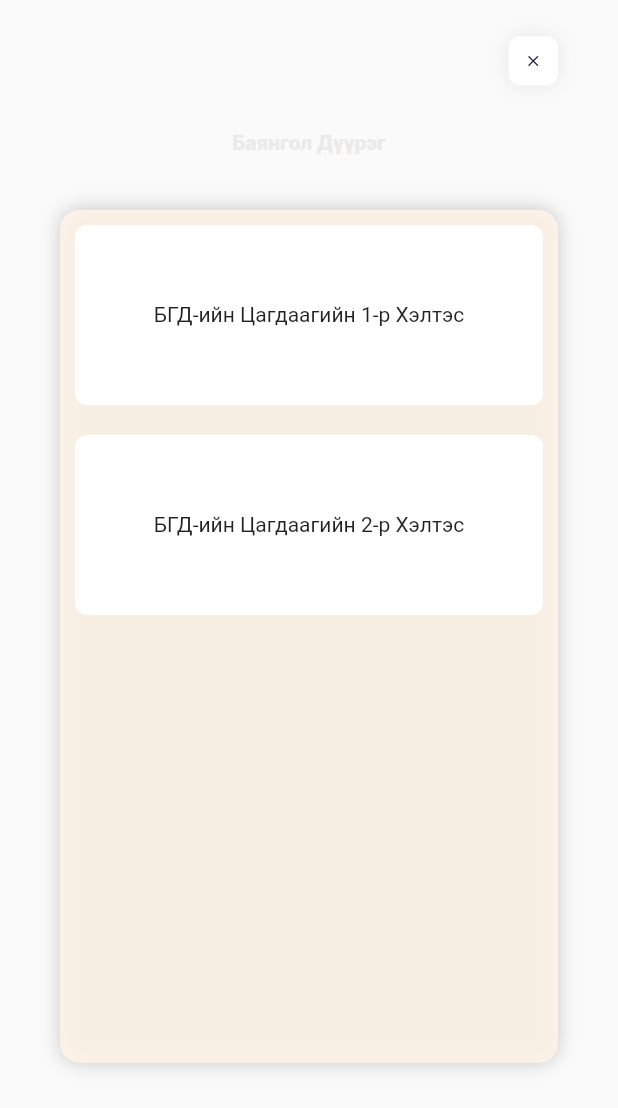
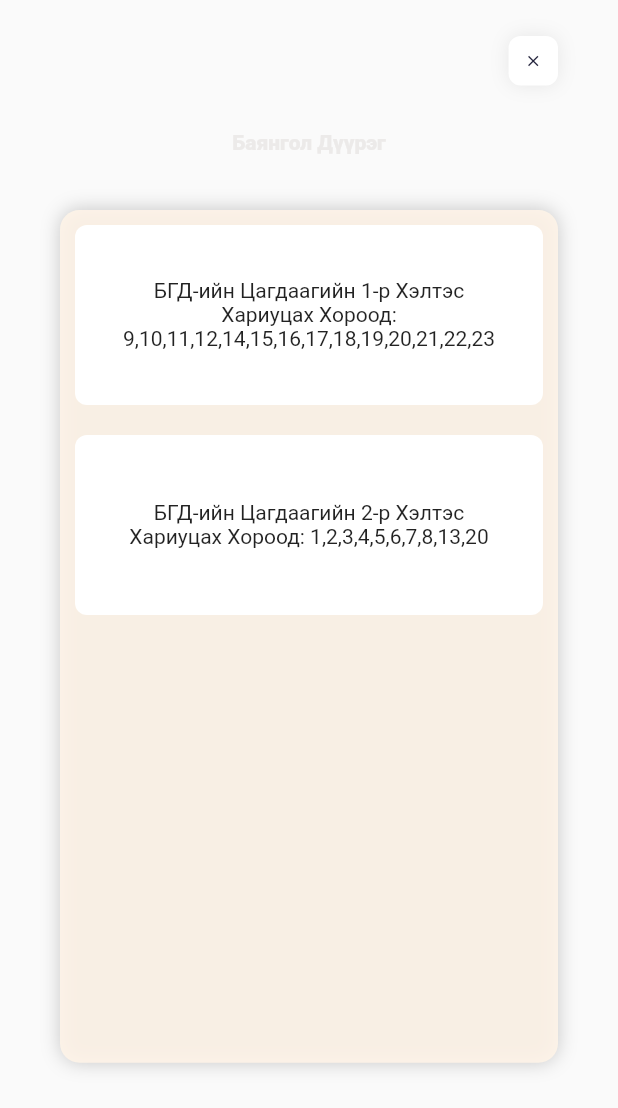
Before and after one commit to temka0170/lawapp, a Flutter app: the BGDBox widget shown alone on an empty page, opened directly, on a phone screen of 412 x 824 dp. Shown: the top 1108 px of the screen. Run offline on Flutter 3.47's test engine with Material 2 defaults, Android fonts, the light colour scheme and no system bars; our stand-ins replace carousel_slider, curved_navigation_bar, dio; missing offline and left inert: flutter_phone_direct_caller; Roboto replaces fonts that are missing (SFProDisplay); project files that could hold a hidden picture were left out.

Commit message:
Version fix with few bugfix

```diff
--- a/lib/zuvluguu_popups/DistrictsLocation/BGD.dart
+++ b/lib/zuvluguu_popups/DistrictsLocation/BGD.dart
@@ -106,8 +106,8 @@
               controller: _controller,
               child: Column(
                 children: <Widget>[
-                  LocationItems(url: "https://goo.gl/maps/Y8nTJz1AnmNqDvVCA", title: "БГД-ийн Цагдаагийн 1-р Хэлтэс"),
-                  LocationItems(url: "https://goo.gl/maps/LQeDocUiEF84GLej9", title: "БГД-ийн Цагдаагийн 2-р Хэлтэс"),
+                  LocationItems(url: "https://goo.gl/maps/Y8nTJz1AnmNqDvVCA", title: "БГД-ийн Цагдаагийн 1-р Хэлтэс\nХариуцах Хороод: 9,10,11,12,14,15,16,17,18,19,20,21,22,23"),
+                  LocationItems(url: "https://goo.gl/maps/LQeDocUiEF84GLej9", title: "БГД-ийн Цагдаагийн 2-р Хэлтэс\nХариуцах Хороод: 1,2,3,4,5,6,7,8,13,20"),
                 ],
               ),
             ),
--- a/lib/zuvluguu_popups/DistrictsLocation/BZD.dart
+++ b/lib/zuvluguu_popups/DistrictsLocation/BZD.dart
@@ -106,9 +106,9 @@
               controller: _controller,
               child: Column(
                 children: <Widget>[
-                  LocationItems(url: "https://goo.gl/maps/1Hc2T9u3UowWsMYw6", title: "БЗД-ийн Цагдаагийн 1-р Хэлтэс"),
-                  LocationItems(url: "https://goo.gl/maps/9aqKfG1GosdLprnD6", title: "БЗД-ийн Цагдаагийн 2-р Хэлтэс"),
-                  LocationItems(url: "https://goo.gl/maps/uQvMz7rZGckiC63C6", title: "БЗД-ийн Цагдаагийн 3-р Хэлтэс"),
+                  LocationItems(url: "https://goo.gl/maps/1Hc2T9u3UowWsMYw6", title: "БЗД-ийн Цагдаагийн 1-р Хэлтэс\nХариуцах Хороод: 13,16,17,19,22,24"),
+                  LocationItems(url: "https://goo.gl/maps/9aqKfG1GosdLprnD6", title: "БЗД-ийн Цагдаагийн 2-р Хэлтэс\nХариуцах Хороод: 1,2,3,4,5,6,7,14,15,18,21,25,27"),
+                  LocationItems(url: "https://goo.gl/maps/uQvMz7rZGckiC63C6", title: "БЗД-ийн Цагдаагийн 3-р Хэлтэс\nХариуцах Хороод: 8,9,10,11,12,20,23,28"),
                 ],
               ),
             ),
--- a/lib/zuvluguu_popups/DistrictsLocation/CD.dart
+++ b/lib/zuvluguu_popups/DistrictsLocation/CD.dart
@@ -106,8 +106,8 @@
               controller: _controller,
               child: Column(
                 children: <Widget>[
-                  LocationItems(url: "https://www.google.com/maps/@47.9219771,106.9042907,3a,40y,180h,90t/data=!3m6!1e1!3m4!1sYUReUzvxsHFUb8WdB9YqqQ!2e0!7i13312!8i6656", title: "ЧД-ийн Цагдаагийн 1-р Хэлтэс"),
-                  LocationItems(url: "https://goo.gl/maps/9XcGaJamuE8c2WWJ7", title: "ЧД-ийн Цагдаагийн 2-р Хэлтэс"),
+                  LocationItems(url: "https://www.google.com/maps/@47.9219771,106.9042907,3a,40y,180h,90t/data=!3m6!1e1!3m4!1sYUReUzvxsHFUb8WdB9YqqQ!2e0!7i13312!8i6656", title: "ЧД-ийн Цагдаагийн 1-р Хэлтэс\nХариуцах Хороод: 1,2,3,4,5,6,7,8,9,"),
+                  LocationItems(url: "https://goo.gl/maps/9XcGaJamuE8c2WWJ7", title: "ЧД-ийн Цагдаагийн 2-р Хэлтэс\nХариуцах Хороод: 10,11,12,13,14,15,16,17,18,19"),
                 ],
               ),
             ),
--- a/lib/zuvluguu_popups/DistrictsLocation/HUD.dart
+++ b/lib/zuvluguu_popups/DistrictsLocation/HUD.dart
@@ -106,8 +106,8 @@
               controller: _controller,
               child: Column(
                 children: <Widget>[
-                  LocationItems(url: "https://goo.gl/maps/TrZzRt2Zn4nikiM9A", title: "ХУД-ийн Цагдаагийн 1-р Хэлтэс"),
-                  LocationItems(url: "https://www.google.com/maps/@47.8654273,106.811621,3a,24.8y,331.52h,90.25t/data=!3m6!1e1!3m4!1s3Q2fPTXPBZ7jm7hprom2lg!2e0!7i13312!8i6656", title: "ХУД-ийн Цагдаагийн 2-р Хэлтэс"),
+                  LocationItems(url: "https://goo.gl/maps/TrZzRt2Zn4nikiM9A", title: "ХУД-ийн Цагдаагийн 1-р Хэлтэс\nХариуцах Хороод: 1,2,3,11,15"),
+                  LocationItems(url: "https://www.google.com/maps/@47.8654273,106.811621,3a,24.8y,331.52h,90.25t/data=!3m6!1e1!3m4!1s3Q2fPTXPBZ7jm7hprom2lg!2e0!7i13312!8i6656", title: "ХУД-ийн Цагдаагийн 2-р Хэлтэс\nХариуцах Хороод: 4,5,6,7,8,9,10,12,13,14,16"),
                 ],
               ),
             ),
--- a/lib/zuvluguu_popups/DistrictsLocation/SBD.dart
+++ b/lib/zuvluguu_popups/DistrictsLocation/SBD.dart
@@ -106,8 +106,8 @@
               controller: _controller,
               child: Column(
                 children: <Widget>[
-                  LocationItems(url: "https://goo.gl/maps/ccucb5Lx6jCJLKcE7", title: "СБД-ийн Цагдаагийн 1-р Хэлтэс"),
-                  LocationItems(url: "https://goo.gl/maps/4R9SwzrVQr9vPLkz5", title: "СБД-ийн Цагдаагийн 2-р Хэлтэс"),
+                  LocationItems(url: "https://goo.gl/maps/ccucb5Lx6jCJLKcE7", title: "СБД-ийн Цагдаагийн 1-р Хэлтэс\nХариуцах Хороод: 1,2,3,4,5,6,7,8,9"),
+                  LocationItems(url: "https://goo.gl/maps/4R9SwzrVQr9vPLkz5", title: "СБД-ийн Цагдаагийн 2-р Хэлтэс\nХариуцах Хороод: 10,11,12,13,14,15,16,17,18,19,20"),
                 ],
               ),
             ),
--- a/lib/zuvluguu_popups/DistrictsLocation/SHD.dart
+++ b/lib/zuvluguu_popups/DistrictsLocation/SHD.dart
@@ -106,9 +106,9 @@
               controller: _controller,
               child: Column(
                 children: <Widget>[
-                  LocationItems(url: "https://goo.gl/maps/amyBaAnJXLY2ugBC6", title: "СХД-ийн Цагдаагийн 1-р Хэлтэс"),
-                  LocationItems(url: "https://goo.gl/maps/e41tK9wMCXk9XEgJ7", title: "СХД-ийн Цагдаагийн 2-р Хэлтэс"),
-                  LocationItems(url: "https://goo.gl/maps/U4qPvsibv7Tqvc9T7", title: "СХД-ийн Цагдаагийн 3-р Хэлтэс"),
+                  LocationItems(url: "https://goo.gl/maps/amyBaAnJXLY2ugBC6", title: "СХД-ийн Цагдаагийн 1-р Хэлтэс\nХариуцах Хороод: 1,2,3,4,5,18,19,20,21,22,26,27,32"),
+                  LocationItems(url: "https://goo.gl/maps/e41tK9wMCXk9XEgJ7", title: "СХД-ийн Цагдаагийн 2-р Хэлтэс\nХариуцах Хороод: 6,7,8,9,10,11,24,25,28"),
+                  LocationItems(url: "https://goo.gl/maps/U4qPvsibv7Tqvc9T7", title: "СХД-ийн Цагдаагийн 3-р Хэлтэс\nХариуцах Хороод: 12,13,14,15,16,17,23,29,30,31"),
                 ],
               ),
             ),
--- a/lib/zuvluguu_popups/DistrictsPhone/PBGD.dart
+++ b/lib/zuvluguu_popups/DistrictsPhone/PBGD.dart
@@ -106,14 +106,14 @@
               controller: _controller,
               child: Column(
                 children: <Widget>[
-                  PhoneItems(number: "+97694945406", title: "БГД цагдаагийн 1-р хэлтэс: ",),
-                  PhoneItems(number: "+97696167702", title: "БГД цагдаагийн 1-р хэлтэс: ",),
-                  PhoneItems(number: "+97653030206", title: "БГД цагдаагийн 1-р хэлтэс: ",),
-                  PhoneItems(number: "+97688220011", title: "БГД цагдаагийн 1-р хэлтэс: ",),
-                  PhoneItems(number: "+97694945409", title: "БГД цагдаагийн 2-р хэлтэс: ",),
-                  PhoneItems(number: "+97696167703", title: "БГД цагдаагийн 2-р хэлтэс: ",),
-                  PhoneItems(number: "+97693022420", title: "БГД цагдаагийн 2-р хэлтэс: ",),
-                  PhoneItems(number: "+97688220012", title: "БГД цагдаагийн 2-р хэлтэс: ",),
+                  PhoneItems(number: "+97694945406", title: "БГД цагдаагийн 1-р хэлтэс\nХариуцах Хороод: 9,10,11,12,14,15,16,17,18,19,20,21,22,23: ",),
+                  PhoneItems(number: "+97696167702", title: "БГД цагдаагийн 1-р хэлтэс\nХариуцах Хороод: 9,10,11,12,14,15,16,17,18,19,20,21,22,23: ",),
+                  PhoneItems(number: "+97653030206", title: "БГД цагдаагийн 1-р хэлтэс\nХариуцах Хороод: 9,10,11,12,14,15,16,17,18,19,20,21,22,23: ",),
+                  PhoneItems(number: "+97688220011", title: "БГД цагдаагийн 1-р хэлтэс\nХариуцах Хороод: 9,10,11,12,14,15,16,17,18,19,20,21,22,23: ",),
+                  PhoneItems(number: "+97694945409", title: "БГД цагдаагийн 2-р хэлтэс\nХариуцах Хороод: 1,2,3,4,5,6,7,8,13,20: ",),
+                  PhoneItems(number: "+97696167703", title: "БГД цагдаагийн 2-р хэлтэс\nХариуцах Хороод: 1,2,3,4,5,6,7,8,13,20: ",),
+                  PhoneItems(number: "+97693022420", title: "БГД цагдаагийн 2-р хэлтэс\nХариуцах Хороод: 1,2,3,4,5,6,7,8,13,20: ",),
+                  PhoneItems(number: "+97688220012", title: "БГД цагдаагийн 2-р хэлтэс\nХариуцах Хороод: 1,2,3,4,5,6,7,8,13,20: ",),
                 ],
               ),
             ),
--- a/lib/zuvluguu_popups/DistrictsPhone/PBZD.dart
+++ b/lib/zuvluguu_popups/DistrictsPhone/PBZD.dart
@@ -107,18 +107,18 @@
               controller: _controller,
               child: Column(
                 children: <Widget>[
-                  PhoneItems(number: "+97694945412", title: "БЗД цагдаагийн 1-р хэлтэс: ",),
-                  PhoneItems(number: "+97696167703", title: "БЗД цагдаагийн 1-р хэлтэс: ",),
-                  PhoneItems(number: "+97693022420", title: "БЗД цагдаагийн 1-р хэлтэс: ",),
-                  PhoneItems(number: "+97688220012", title: "БЗД цагдаагийн 1-р хэлтэс: ",),
-                  PhoneItems(number: "+97694945413", title: "БЗД цагдаагийн 2-р хэлтэс: ",),
-                  PhoneItems(number: "+97696167705", title: "БЗД цагдаагийн 2-р хэлтэс: ",),
-                  PhoneItems(number: "+97698603568", title: "БЗД цагдаагийн 2-р хэлтэс: ",),
-                  PhoneItems(number: "+97688220023", title: "БЗД цагдаагийн 2-р хэлтэс: ",),
-                  PhoneItems(number: "+97696164001", title: "БЗД цагдаагийэ 3-р хэлтэс: ",),
-                  PhoneItems(number: "+97693024003", title: "БЗД цагдаагийэ 3-р хэлтэс: ",),
-                  PhoneItems(number: "+97696164000", title: "БЗД цагдаагийэ 3-р хэлтэс: ",),
-                  PhoneItems(number: "+97688800632", title: "БЗД цагдаагийэ 3-р хэлтэс: ",),
+                  PhoneItems(number: "+97694945412", title: "БЗД цагдаагийн 1-р хэлтэс\nХариуцах Хороод: 13,16,17,19,22,24: ",),
+                  PhoneItems(number: "+97696167703", title: "БЗД цагдаагийн 1-р хэлтэс\nХариуцах Хороод: 13,16,17,19,22,24: ",),
+                  PhoneItems(number: "+97693022420", title: "БЗД цагдаагийн 1-р хэлтэс\nХариуцах Хороод: 13,16,17,19,22,24: ",),
+                  PhoneItems(number: "+97688220012", title: "БЗД цагдаагийн 1-р хэлтэс\nХариуцах Хороод: 13,16,17,19,22,24: ",),
+                  PhoneItems(number: "+97694945413", title: "БЗД цагдаагийн 2-р хэлтэс\nХариуцах Хороод: 1,2,3,4,5,6,7,14,15,18,21,25,27: ",),
+                  PhoneItems(number: "+97696167705", title: "БЗД цагдаагийн 2-р хэлтэс\nХариуцах Хороод: 1,2,3,4,5,6,7,14,15,18,21,25,27: ",),
+                  PhoneItems(number: "+97698603568", title: "БЗД цагдаагийн 2-р хэлтэс\nХариуцах Хороод: 1,2,3,4,5,6,7,14,15,18,21,25,27: ",),
+                  PhoneItems(number: "+97688220023", title: "БЗД цагдаагийн 2-р хэлтэс\nХариуцах Хороод: 1,2,3,4,5,6,7,14,15,18,21,25,27: ",),
+                  PhoneItems(number: "+97696164001", title: "БЗД цагдаагийэ 3-р хэлтэс\nХариуцах Хороод: 8,9,10,11,12,20,23,28: ",),
+                  PhoneItems(number: "+97693024003", title: "БЗД цагдаагийэ 3-р хэлтэс\nХариуцах Хороод: 8,9,10,11,12,20,23,28: ",),
+                  PhoneItems(number: "+97696164000", title: "БЗД цагдаагийэ 3-р хэлтэс\nХариуцах Хороод: 8,9,10,11,12,20,23,28: ",),
+                  PhoneItems(number: "+97688800632", title: "БЗД цагдаагийэ 3-р хэлтэс\nХариуцах Хороод: 8,9,10,11,12,20,23,28: ",),
                 ],
               ),
             ),
--- a/lib/zuvluguu_popups/DistrictsPhone/PCD.dart
+++ b/lib/zuvluguu_popups/DistrictsPhone/PCD.dart
@@ -107,14 +107,14 @@
               controller: _controller,
               child: Column(
                 children: <Widget>[
-                  PhoneItems(number: "+97694945426", title: "ЧД цагдаагийн 1-р хэлтэс: ",),
-                  PhoneItems(number: "+97696071138", title: "ЧД цагдаагийн 1-р хэлтэс: ",),
-                  PhoneItems(number: "+97693022470", title: "ЧД цагдаагийн 1-р хэлтэс: ",),
-                  PhoneItems(number: "+97688220066", title: "ЧД цагдаагийн 1-р хэлтэс: ",),
-                  PhoneItems(number: "+97694945428", title: "ЧД цагдаагийн 2-р хэлтэс: ",),
-                  PhoneItems(number: "+97696167712", title: "ЧД цагдаагийн 2-р хэлтэс: ",),
-                  PhoneItems(number: "+97653010054", title: "ЧД цагдаагийн 2-р хэлтэс: ",),
-                  PhoneItems(number: "+97688220056", title: "ЧД цагдаагийн 2-р хэлтэс: ",),
+                  PhoneItems(number: "+97694945426", title: "ЧД цагдаагийн 1-р хэлтэс\nХариуцах Хороод: 1,2,3,4,5,6,7,8,9: ",),
+                  PhoneItems(number: "+97696071138", title: "ЧД цагдаагийн 1-р хэлтэс\nХариуцах Хороод: 1,2,3,4,5,6,7,8,9: ",),
+                  PhoneItems(number: "+97693022470", title: "ЧД цагдаагийн 1-р хэлтэс\nХариуцах Хороод: 1,2,3,4,5,6,7,8,9: ",),
+                  PhoneItems(number: "+97688220066", title: "ЧД цагдаагийн 1-р хэлтэс\nХариуцах Хороод: 1,2,3,4,5,6,7,8,9: ",),
+                  PhoneItems(number: "+97694945428", title: "ЧД цагдаагийн 2-р хэлтэс\nХариуцах Хороод: 10,11,12,13,14,15,16,17,18,19: ",),
+                  PhoneItems(number: "+97696167712", title: "ЧД цагдаагийн 2-р хэлтэс\nХариуцах Хороод: 10,11,12,13,14,15,16,17,18,19: ",),
+                  PhoneItems(number: "+97653010054", title: "ЧД цагдаагийн 2-р хэлтэс\nХариуцах Хороод: 10,11,12,13,14,15,16,17,18,19: ",),
+                  PhoneItems(number: "+97688220056", title: "ЧД цагдаагийн 2-р хэлтэс\nХариуцах Хороод: 10,11,12,13,14,15,16,17,18,19: ",),
                 ],
               ),
             ),
--- a/lib/zuvluguu_popups/DistrictsPhone/PHUD.dart
+++ b/lib/zuvluguu_popups/DistrictsPhone/PHUD.dart
@@ -107,14 +107,14 @@
               controller: _controller,
               child: Column(
                 children: <Widget>[
-                  PhoneItems(number: "+97694945423", title: "ХУД цагдаагийн 1-р хэлтэс",),
-                  PhoneItems(number: "+97696167709", title: "ХУД цагдаагийн 1-р хэлтэс",),
-                  PhoneItems(number: "+97693022460", title: "ХУД цагдаагийн 1-р хэлтэс",),
-                  PhoneItems(number: "+97688220055", title: "ХУД цагдаагийн 1-р хэлтэс",),
-                  PhoneItems(number: "+97694945425", title: "ХУД цагдаагийн 2-р хэлтэс",),
-                  PhoneItems(number: "+97696167709", title: "ХУД цагдаагийн 2-р хэлтэс",),
-                  PhoneItems(number: "+97653042460", title: "ХУД цагдаагийн 2-р хэлтэс",),
-                  PhoneItems(number: "+97688220056", title: "ХУД цагдаагийн 2-р хэлтэс",),
+                  PhoneItems(number: "+97694945423", title: "ХУД цагдаагийн 1-р хэлтэс\nХариуцах Хороод: 1,2,3,11,15: ",),
+                  PhoneItems(number: "+97696167709", title: "ХУД цагдаагийн 1-р хэлтэс\nХариуцах Хороод: 1,2,3,11,15: ",),
+                  PhoneItems(number: "+97693022460", title: "ХУД цагдаагийн 1-р хэлтэс\nХариуцах Хороод: 1,2,3,11,15: ",),
+                  PhoneItems(number: "+97688220055", title: "ХУД цагдаагийн 1-р хэлтэс\nХариуцах Хороод: 1,2,3,11,15: ",),
+                  PhoneItems(number: "+97694945425", title: "ХУД цагдаагийн 2-р хэлтэс\nХариуцах Хороод: 4,5,6,7,8,9,10,12,13,14,16: ",),
+                  PhoneItems(number: "+97696167709", title: "ХУД цагдаагийн 2-р хэлтэс\nХариуцах Хороод: 4,5,6,7,8,9,10,12,13,14,16: ",),
+                  PhoneItems(number: "+97653042460", title: "ХУД цагдаагийн 2-р хэлтэс\nХариуцах Хороод: 4,5,6,7,8,9,10,12,13,14,16: ",),
+                  PhoneItems(number: "+97688220056", title: "ХУД цагдаагийн 2-р хэлтэс\nХариуцах Хороод: 4,5,6,7,8,9,10,12,13,14,16: ",),
                 ],
               ),
             ),
--- a/lib/zuvluguu_popups/DistrictsPhone/PSBD.dart
+++ b/lib/zuvluguu_popups/DistrictsPhone/PSBD.dart
@@ -107,14 +107,14 @@
               controller: _controller,
               child: Column(
                 children: <Widget>[
-                  PhoneItems(number: "+97694945416", title: "СБД цагдаагийн 1-р хэлтэс: ",),
-                  PhoneItems(number: "+97696500137", title: "СБД цагдаагийн 1-р хэлтэс: ",),
-                  PhoneItems(number: "+97653132410", title: "СБД цагдаагийн 1-р хэлтэс: ",),
-                  PhoneItems(number: "+97688220044", title: "СБД цагдаагийн 1-р хэлтэс: ",),
-                  PhoneItems(number: "+97694945428", title: "СБД цагдаагийн 2-р хэлтэс: ",),
-                  PhoneItems(number: "+97696167706", title: "СБД цагдаагийн 2-р хэлтэс: ",),
-                  PhoneItems(number: "+97663040207", title: "СБД цагдаагийн 2-р хэлтэс: ",),
-                  PhoneItems(number: "+97688220045", title: "СБД цагдаагийн 2-р хэлтэс: ",),
+                  PhoneItems(number: "+97694945416", title: "СБД цагдаагийн 1-р хэлтэс\nХариуцах Хороод: 1,2,3,4,5,6,7,8,9: ",),
+                  PhoneItems(number: "+97696500137", title: "СБД цагдаагийн 1-р хэлтэс\nХариуцах Хороод: 1,2,3,4,5,6,7,8,9: ",),
+                  PhoneItems(number: "+97653132410", title: "СБД цагдаагийн 1-р хэлтэс\nХариуцах Хороод: 1,2,3,4,5,6,7,8,9: ",),
+                  PhoneItems(number: "+97688220044", title: "СБД цагдаагийн 1-р хэлтэс\nХариуцах Хороод: 1,2,3,4,5,6,7,8,9: ",),
+                  PhoneItems(number: "+97694945428", title: "СБД цагдаагийн 2-р хэлтэс\nХариуцах Хороод: 10,11,12,13,14,15,16,17,18,19,20: ",),
+                  PhoneItems(number: "+97696167706", title: "СБД цагдаагийн 2-р хэлтэс\nХариуцах Хороод: 10,11,12,13,14,15,16,17,18,19,20: ",),
+                  PhoneItems(number: "+97663040207", title: "СБД цагдаагийн 2-р хэлтэс\nХариуцах Хороод: 10,11,12,13,14,15,16,17,18,19,20: ",),
+                  PhoneItems(number: "+97688220045", title: "СБД цагдаагийн 2-р хэлтэс\nХариуцах Хороод: 10,11,12,13,14,15,16,17,18,19,20: ",),
                 ],
               ),
             ),
--- a/lib/zuvluguu_popups/DistrictsPhone/PSHD.dart
+++ b/lib/zuvluguu_popups/DistrictsPhone/PSHD.dart
@@ -107,18 +107,18 @@
               controller: _controller,
               child: Column(
                 children: <Widget>[
-                  PhoneItems(number: "+97694945418", title: "СХД цагдаагийн 1-р хэлтэс: ",),
-                  PhoneItems(number: "+97696167707", title: "СХД цагдаагийн 1-р хэлтэс: ",),
-                  PhoneItems(number: "+97693022440", title: "СХД цагдаагийн 1-р хэлтэс: ",),
-                  PhoneItems(number: "+97688220033", title: "СХД цагдаагийн 1-р хэлтэс: ",),
-                  PhoneItems(number: "+97694945489", title: "СХД цагдаагийн 2-р хэлтэс: ",),
-                  PhoneItems(number: "+97696905489", title: "СХД цагдаагийн 2-р хэлтэс: ",),
-                  PhoneItems(number: "+97693095489", title: "СХД цагдаагийн 2-р хэлтэс: ",),
-                  PhoneItems(number: "+97689875489", title: "СХД цагдаагийн 2-р хэлтэс: ",),
-                  PhoneItems(number: "+97694945419", title: "СХД цагдаагийн 3-р хэлтэс: ",),
-                  PhoneItems(number: "+97696167708", title: "СХД цагдаагийн 3-р хэлтэс: ",),
-                  PhoneItems(number: "+97693024260", title: "СХД цагдаагийн 3-р хэлтэс: ",),
-                  PhoneItems(number: "+97688220034", title: "СХД цагдаагийн 3-р хэлтэс: ",),
+                  PhoneItems(number: "+97694945418", title: "СХД цагдаагийн 1-р хэлтэс\nХариуцах Хороод: 1,2,3,4,5,18,19,20,21,22,26,27,32: ",),
+                  PhoneItems(number: "+97696167707", title: "СХД цагдаагийн 1-р хэлтэс\nХариуцах Хороод: 1,2,3,4,5,18,19,20,21,22,26,27,32: ",),
+                  PhoneItems(number: "+97693022440", title: "СХД цагдаагийн 1-р хэлтэс\nХариуцах Хороод: 1,2,3,4,5,18,19,20,21,22,26,27,32: ",),
+                  PhoneItems(number: "+97688220033", title: "СХД цагдаагийн 1-р хэлтэс\nХариуцах Хороод: 1,2,3,4,5,18,19,20,21,22,26,27,32: ",),
+                  PhoneItems(number: "+97694945489", title: "СХД цагдаагийн 2-р хэлтэс\nХариуцах Хороод: 6,7,8,9,10,11,24,25,28: ",),
+                  PhoneItems(number: "+97696905489", title: "СХД цагдаагийн 2-р хэлтэс\nХариуцах Хороод: 6,7,8,9,10,11,24,25,28: ",),
+                  PhoneItems(number: "+97693095489", title: "СХД цагдаагийн 2-р хэлтэс\nХариуцах Хороод: 6,7,8,9,10,11,24,25,28: ",),
+                  PhoneItems(number: "+97689875489", title: "СХД цагдаагийн 2-р хэлтэс\nХариуцах Хороод: 6,7,8,9,10,11,24,25,28: ",),
+                  PhoneItems(number: "+97694945419", title: "СХД цагдаагийн 3-р хэлтэс\nХариуцах Хороод: 12,13,14,15,16,17,23,29,30,31: ",),
+                  PhoneItems(number: "+97696167708", title: "СХД цагдаагийн 3-р хэлтэс\nХариуцах Хороод: 12,13,14,15,16,17,23,29,30,31: ",),
+                  PhoneItems(number: "+97693024260", title: "СХД цагдаагийн 3-р хэлтэс\nХариуцах Хороод: 12,13,14,15,16,17,23,29,30,31: ",),
+                  PhoneItems(number: "+97688220034", title: "СХД цагдаагийн 3-р хэлтэс\nХариуцах Хороод: 12,13,14,15,16,17,23,29,30,31: ",),
                 ],
               ),
             ),
--- a/lib/zuvluguu_popups/LocationItems.dart
+++ b/lib/zuvluguu_popups/LocationItems.dart
@@ -23,7 +23,7 @@
           decoration: BoxDecoration(
               color: Colors.white, borderRadius: BorderRadius.circular(8.0)),
           child: Center(
-            child: Text(title),
+            child: Text(title, textAlign: TextAlign.center,),
           ),
         ),
       ),
--- a/lib/zuvluguu_popups/PhoneItems.dart
+++ b/lib/zuvluguu_popups/PhoneItems.dart
@@ -30,7 +30,7 @@
           decoration: BoxDecoration(
               color: Colors.white, borderRadius: BorderRadius.circular(8.0)),
           child: Center(
-            child: Text(title==null ? number : title+number),
+            child: Text(title==null ? number : title+number, textAlign: TextAlign.center,),
           ),
         ),
       ),
--- a/pubspec.yaml
+++ b/pubspec.yaml
@@ -15,7 +15,7 @@
 # In iOS, build-name is used as CFBundleShortVersionString while build-number used as CFBundleVersion.
 # Read more about iOS versioning at
 # https://developer.apple.com/library/archive/documentation/General/Reference/InfoPlistKeyReference/Articles/CoreFoundationKeys.html
-version: 1.2.3+10
+version: 1.2.4+11
 
 environment:
   sdk: ">=2.7.0 <3.0.0"
```
Also changed, not shown: 1 other file.
